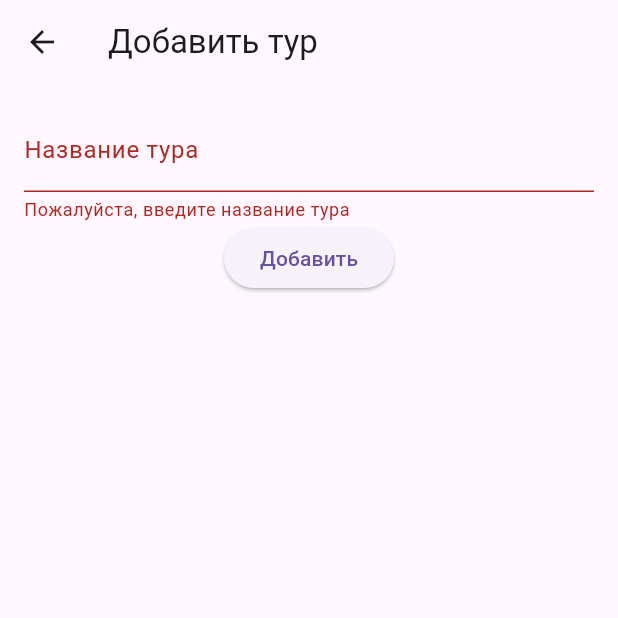
After one commit to VictorKokos/TravelSeason, a Flutter app: the AddTourScreen screen opened directly, after a tap on "Добавить", on a phone screen of 412 x 824 dp, the top half of it. The commit adds this screen. Run offline on Flutter 3.47's test engine with Material 3 defaults, Android fonts, the phone set to English and light mode, and no system bars; our stand-ins replace cloud_firestore, file_picker, firebase_auth, firebase_core, firebase_storage, image_picker and 1 more; missing offline and left inert: cloudinary_public; accounts and stored records are empty; network calls fail; statements that could not run were skipped.

Commit message:
made dont know what

```diff
--- /dev/null
+++ b/flutterapp/travelzone/lib/screens/add_tour_screen.dart
@@ -0,0 +1,89 @@
+import 'package:cloud_firestore/cloud_firestore.dart';
+import 'package:flutter/material.dart';
+import 'package:travelzone/db_service.dart';
+
+class AddTourScreen extends StatefulWidget {
+  const AddTourScreen({Key? key}) : super(key: key);
+
+  @override
+  State<AddTourScreen> createState() => _AddTourScreenState();
+}
+
+class _AddTourScreenState extends State<AddTourScreen> {
+  final _formKey = GlobalKey<FormState>();
+  final _nameController = TextEditingController();
+  final _countryController = TextEditingController();
+  final _descriptionController = TextEditingController();
+  final _durationController = TextEditingController();
+  final _priceController = TextEditingController();
+  // ... (может быть добавлена переменная для изображения)
+
+  @override
+  void dispose() {
+    _nameController.dispose();
+    _countryController.dispose();
+    _descriptionController.dispose();
+    _durationController.dispose();
+    _priceController.dispose();
+    // ... (освобождение ресурсов для изображения)
+    super.dispose();
+  }
+
+  Future<void> _addTour() async {
+    if (_formKey.currentState!.validate()) {
+      final dbService = DbService();
+
+      // Создание данных для нового тура
+      final tourData = {
+        'name': _nameController.text,
+        'country': _countryController.text,
+        'description': _descriptionController.text,
+        'duration': _durationController.text,
+        'price': int.parse(_priceController.text),
+        // ... (добавление изображения)
+      };
+
+      await dbService.addTour(tourData);
+
+      // Переход на предыдущий экран
+      Navigator.pop(context);
+    }
+  }
+
+  @override
+  Widget build(BuildContext context) {
+    return Scaffold(
+      appBar: AppBar(
+        title: const Text('Добавить тур'),
+      ),
+      body: Padding(
+        padding: const EdgeInsets.all(16.0),
+        child: Form(
+          key: _formKey,
+          child: Column(
+            children: [
+              // Поля ввода для данных тура
+              TextFormField(
+                controller: _nameController,
+                decoration: const InputDecoration(
+                  labelText: 'Название тура',
+                ),
+                validator: (value) {
+                  if (value == null || value.isEmpty) {
+                    return 'Пожалуйста, введите название тура';
+                  }
+                  return null;
+                },
+              ),
+              // ... (другие поля ввода)
+              ElevatedButton(
+                onPressed: _addTour,
+                child: const Text('Добавить'),
+              ),
+            ],
+          ),
+        ),
+      ),
+    );
+  }
+}
```
Also changed, not shown: flutterapp/travelzone/lib/db_service.dart (+9 -0 lines), flutterapp/travelzone/lib/screens/home_screen.dart (+68 -2 lines).
